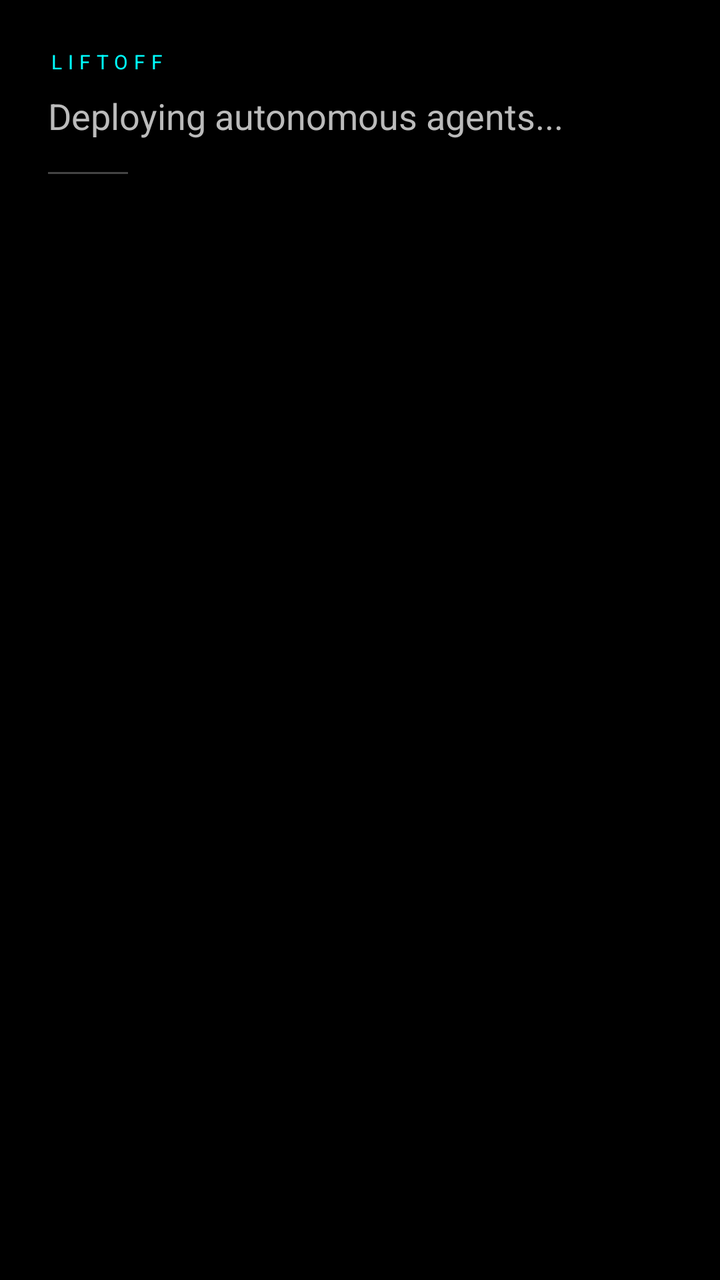
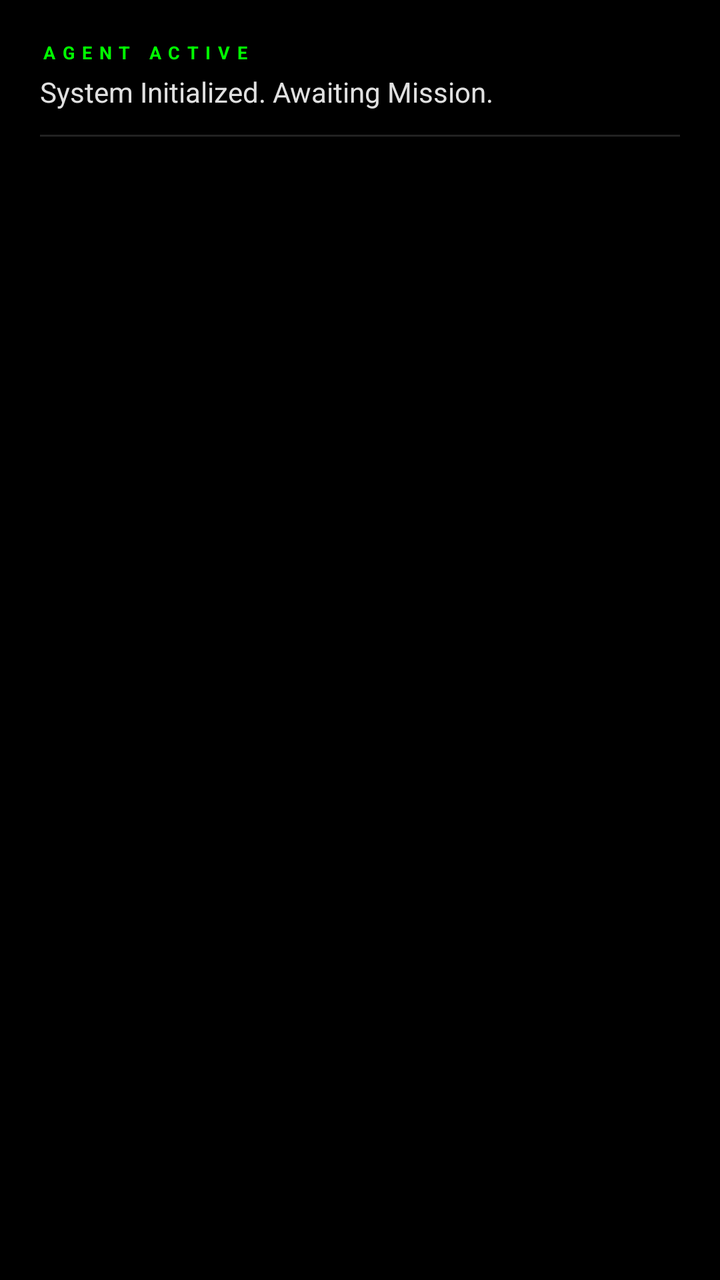

Screens rendered from an Android XML layout before and after an edit, with the pre-edit source and the edit as a unified diff.
<!-- AndroidManifest.xml: application theme Theme.Antigravity -->
<!-- res/layout/view_mission_control.xml -->
<?xml version="1.0" encoding="utf-8"?>
<LinearLayout xmlns:android="http://schemas.android.com/apk/res/android"
    android:layout_width="match_parent"
    android:layout_height="wrap_content"
    android:orientation="vertical"
    android:padding="24dp"
    android:background="#33000000">

    <TextView
        android:id="@+id/agentStatus"
        android:layout_width="wrap_content"
        android:layout_height="wrap_content"
        android:text="LIFTOFF"
        android:textSize="10sp"
        android:letterSpacing="0.3"
        android:textColor="#00FFFF" />

    <TextView
        android:id="@+id/missionDescription"
        android:layout_width="match_parent"
        android:layout_height="wrap_content"
        android:layout_marginTop="8dp"
        android:text="Deploying autonomous agents..."
        android:textColor="#BBBBBB"
        android:textSize="18sp" />

    <View
        android:layout_width="40dp"
        android:layout_height="1dp"
        android:layout_marginTop="16dp"
        android:background="#444444" />

</LinearLayout>
<!-- resources referenced by this layout -->
<resources>
  <style name="Theme.Antigravity" parent="Theme.MaterialComponents.DayNight.NoActionBar">
          <item name="colorPrimary">#000000</item>
          <item name="colorPrimaryVariant">#3700B3</item>
          <item name="colorOnPrimary">#FFFFFF</item>
          <item name="android:windowBackground">#000000</item>
          <item name="android:navigationBarColor">#000000</item>
          <item name="android:statusBarColor">#000000</item>
      </style>
</resources>

<!-- the commit's change to res/layout/view_mission_control.xml (unified diff, before → after) -->
@@ -3,31 +3,33 @@
     android:layout_width="match_parent"
     android:layout_height="wrap_content"
     android:orientation="vertical"
-    android:padding="24dp"
-    android:background="#33000000">
+    android:padding="20dp"
+    android:background="#000000">
 
     <TextView
         android:id="@+id/agentStatus"
         android:layout_width="wrap_content"
         android:layout_height="wrap_content"
-        android:text="LIFTOFF"
-        android:textSize="10sp"
-        android:letterSpacing="0.3"
-        android:textColor="#00FFFF" />
+        android:text="AGENT ACTIVE"
+        android:textSize="9sp"
+        android:textStyle="bold"
+        android:letterSpacing="0.4"
+        android:textColor="#00FF00"
+        android:paddingBottom="4dp" />
 
     <TextView
         android:id="@+id/missionDescription"
         android:layout_width="match_parent"
         android:layout_height="wrap_content"
-        android:layout_marginTop="8dp"
-        android:text="Deploying autonomous agents..."
-        android:textColor="#BBBBBB"
-        android:textSize="18sp" />
+        android:text="System Initialized. Awaiting Mission."
+        android:textColor="#E0E0E0"
+        android:textSize="14sp"
+        android:lineSpacingExtra="4dp" />
 
     <View
-        android:layout_width="40dp"
+        android:layout_width="match_parent"
         android:layout_height="1dp"
-        android:layout_marginTop="16dp"
-        android:background="#444444" />
+        android:layout_marginTop="12dp"
+        android:background="#222222" />
 
 </LinearLayout>
